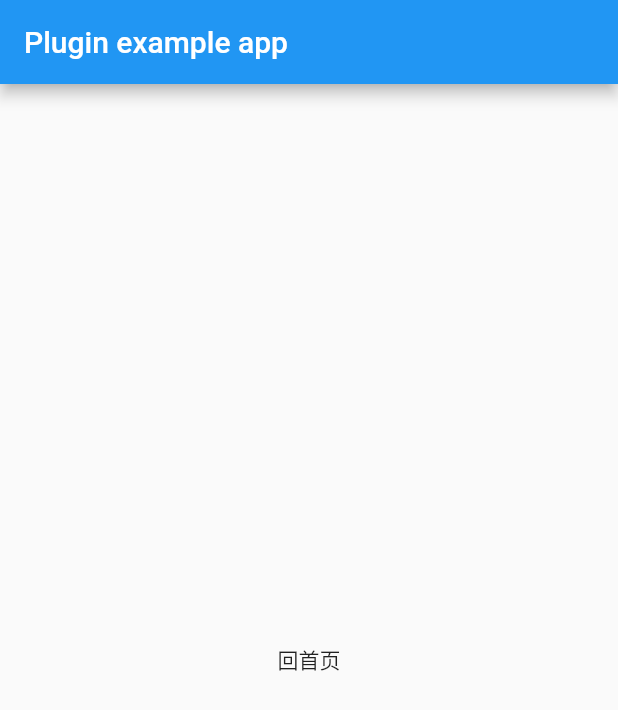
After one commit to DickHoo/desktop, a Flutter app: the screen it shows after launch, on a phone screen of 412 x 824 dp. The commit adds this screen. Shown: the top 710 px of the screen. Run offline on Flutter 3.47's test engine with Material 2 defaults, Android fonts, the phone set to English and light mode, and no system bars; our stand-ins replace fluttertoast.

Commit message:
[新增]优化引入方式

```diff
--- a/example/lib/main.dart
+++ b/example/lib/main.dart
@@ -1,5 +1,7 @@
 import 'package:flutter/material.dart';
 import 'package:desktop/desktop.dart';
+import 'package:desktop/mainwidget.dart';
+import 'package:fluttertoast/fluttertoast.dart';
 
 void main() {
   runApp(const MyApp());
@@ -11,16 +13,12 @@ class MyApp extends StatelessWidget {
   @override
   Widget build(BuildContext context) {
     return MaterialApp(
-      home: WillPopScope(
-        onWillPop: () async {
-          return await Desktop.goBackDesktop;
-        },
-        child: Scaffold(
+        home: MainWidget(
+            body: Scaffold(
               appBar: AppBar(
                 title: const Text('Plugin example app'),
               ),
               body: Center(
-            // child: Text('Running on: $_platformVersion\n'),
                 child: GestureDetector(
                   onTap: () async {
                     await Desktop.goBackDesktop;
@@ -29,7 +27,10 @@ class MyApp extends StatelessWidget {
                 ),
               ),
             ),
-      ),
-    );
+            fn: () => {
+              Fluttertoast.showToast(msg: "再按一次退出软件" ,
+              fontSize: 14,
+              gravity: ToastGravity.BOTTOM,
+              textColor: Colors.black,)}));
   }
 }
--- a/example/pubspec.yaml
+++ b/example/pubspec.yaml
@@ -17,7 +17,7 @@ environment:
 dependencies:
   flutter:
     sdk: flutter
-
+  fluttertoast: ^8.0.9 # toast
   desktop:
     # When depending on this package from a real application you should use:
     #   desktop: ^x.y.z
--- /dev/null
+++ b/lib/mainwidget.dart
@@ -0,0 +1,33 @@
+import 'package:flutter/material.dart';
+import 'package:flutter/widgets.dart';
+import 'desktop.dart';
+class MainWidget extends StatefulWidget {
+  final int? millisecond;
+  final Widget body;
+  final Function fn;
+
+  const MainWidget({Key? key, required this.body, this.millisecond, required this.fn}) : super(key: key);
+
+  @override
+  State<MainWidget> createState() => _MainWidgetState();
+}
+
+class _MainWidgetState extends State<MainWidget> {
+  DateTime? _lastClickTime;
+  @override
+  Widget build(BuildContext context) {
+    return WillPopScope(
+        onWillPop: () async {
+          if (_lastClickTime == null ||
+              DateTime.now().difference(_lastClickTime!) >
+                  Duration(milliseconds: widget.millisecond ?? 2000)) {
+            _lastClickTime = DateTime.now();
+            widget.fn();
+            return  false;
+          }
+          return await Desktop.goBackDesktop;
+        },
+          child: widget.body,
+        );
+  }
+}
```
Also changed, not shown: example/pubspec.lock, 1 other file. Lines whose indentation alone changed are shown as unchanged.
